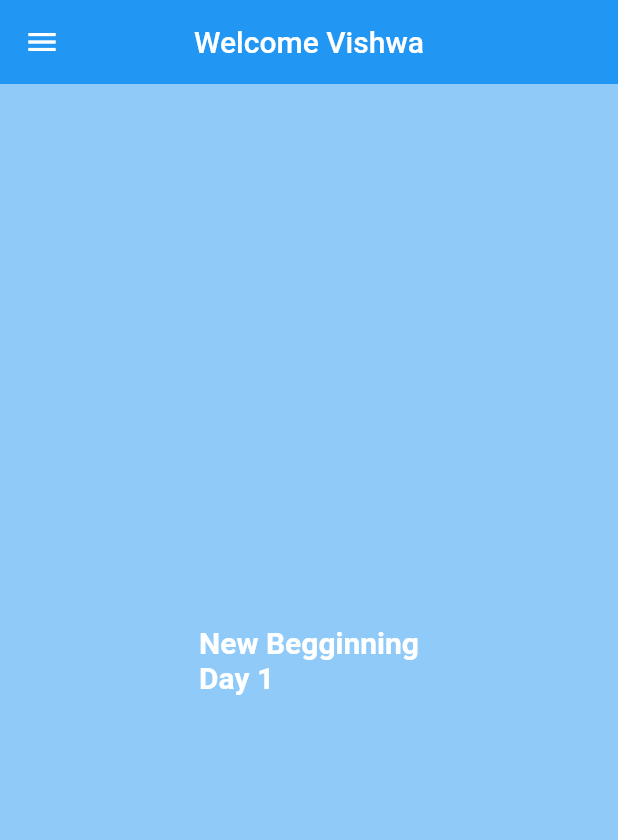
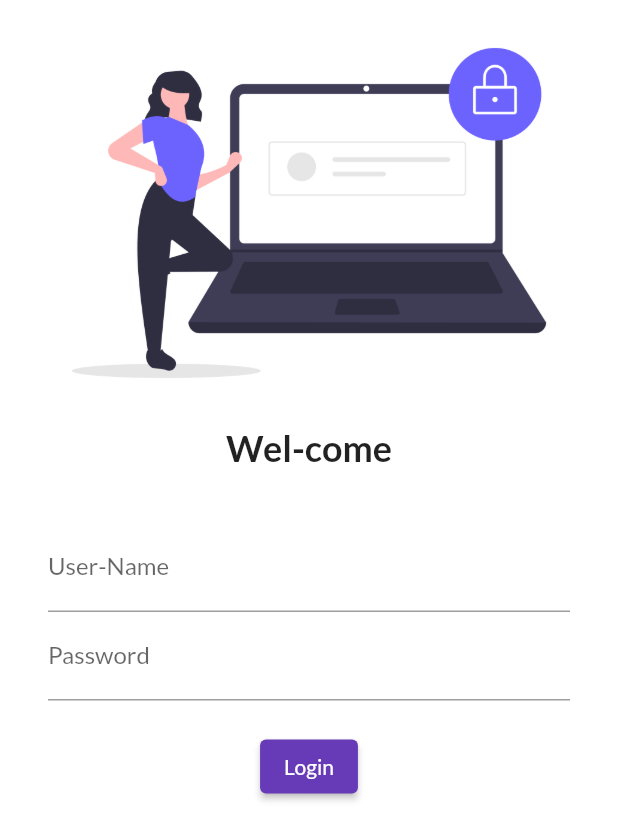
Before and after one commit to iamvishwajeetpatil/30DaysofFlutter, a Flutter app: the screen it shows after launch, on a phone screen of 412 x 824 dp. Shown: the top 840 px of the screen. Run offline on Flutter 3.47's test engine with Material 2 defaults, Android fonts, the phone set to English and light mode, and no system bars; our stand-ins replace google_fonts.

Commit message:
Day 3 completed

```diff
--- a/lib/main.dart
+++ b/lib/main.dart
@@ -1,8 +1,11 @@
 import 'package:flutter/material.dart';
-import 'package:flutter_application_day1/home_screen.dart';
+import 'package:flutter_application_day1/screens/login_screen.dart';
+import 'package:google_fonts/google_fonts.dart';
+// import 'package:flutter_application_day1/screens/home_screen.dart';
+import 'screens/home_screen.dart';
 
 void main() {
-  runApp(MyApp());
+  runApp(const MyApp());
 }
 
 class MyApp extends StatelessWidget {
@@ -10,6 +13,22 @@ class MyApp extends StatelessWidget {
 
   @override
   Widget build(BuildContext context) {
-    return MaterialApp(debugShowCheckedModeBanner: false, home: HomeScreen());
+    return MaterialApp(
+      debugShowCheckedModeBanner: false,
+      // home: HomeScreen(),
+      themeMode: ThemeMode.light,
+      theme: ThemeData(
+        primarySwatch: Colors.deepPurple,
+        fontFamily: GoogleFonts.lato().fontFamily,
+        // primaryTextTheme: GoogleFonts.latoTextTheme(),
+      ),
+      darkTheme: ThemeData(brightness: Brightness.dark),
+      initialRoute: "/",
+      routes: {
+        "/": (context) => const LoginScreen(),
+        "/home": (context) => const HomeScreen(),
+        "/login": (context) => const LoginScreen()
+      },
+    );
   }
 }
--- /dev/null
+++ b/lib/screens/login_screen.dart
@@ -0,0 +1,64 @@
+import 'package:flutter/material.dart';
+
+class LoginScreen extends StatelessWidget {
+  const LoginScreen({super.key});
+
+  @override
+  Widget build(BuildContext context) {
+    return Material(
+      color: Colors.white,
+      child: Column(
+        children: [
+          Image.asset(
+            "assets/images/login.png",
+            fit: BoxFit.cover,
+          ),
+          // SizedBox(
+          //   height: 20.0,
+          // ),
+          Text(
+            "Wel-come",
+            style: TextStyle(fontSize: 24.0, fontWeight: FontWeight.bold),
+          ),
+          SizedBox(
+            height: 20.0,
+          ),
+          Padding(
+            padding:
+                const EdgeInsets.symmetric(vertical: 16.0, horizontal: 32.0),
+            child: Column(
+              children: [
+                TextFormField(
+                  decoration: InputDecoration(
+                    hintText: "Enter User-Name",
+                    labelText: "User-Name",
+                  ),
+                ),
+                TextFormField(
+                  obscureText: true,
+                  decoration: InputDecoration(
+                    hintText: "Enter Password",
+                    labelText: "Password",
+                  ),
+                ),
+                SizedBox(
+                  height: 20.0,
+                ),
+                ElevatedButton(
+                  onPressed: () {
+                    print("Login done");
+                  },
+                  child: Text("Login"),
+                  style: TextButton.styleFrom(
+                    foregroundColor: Colors.white,
+                    // fixedSize: Size(50.0, 30.0)
+                  ),
+                ),
+              ],
+            ),
+          ),
+        ],
+      ),
+    );
+  }
+}
```
Also changed, not shown: pubspec.yaml (+5 -7 lines), assets/images/login.png (added), lib/screens/home_screen.dart (renamed from lib/home_screen.dart), pubspec.lock, 1 other file.
